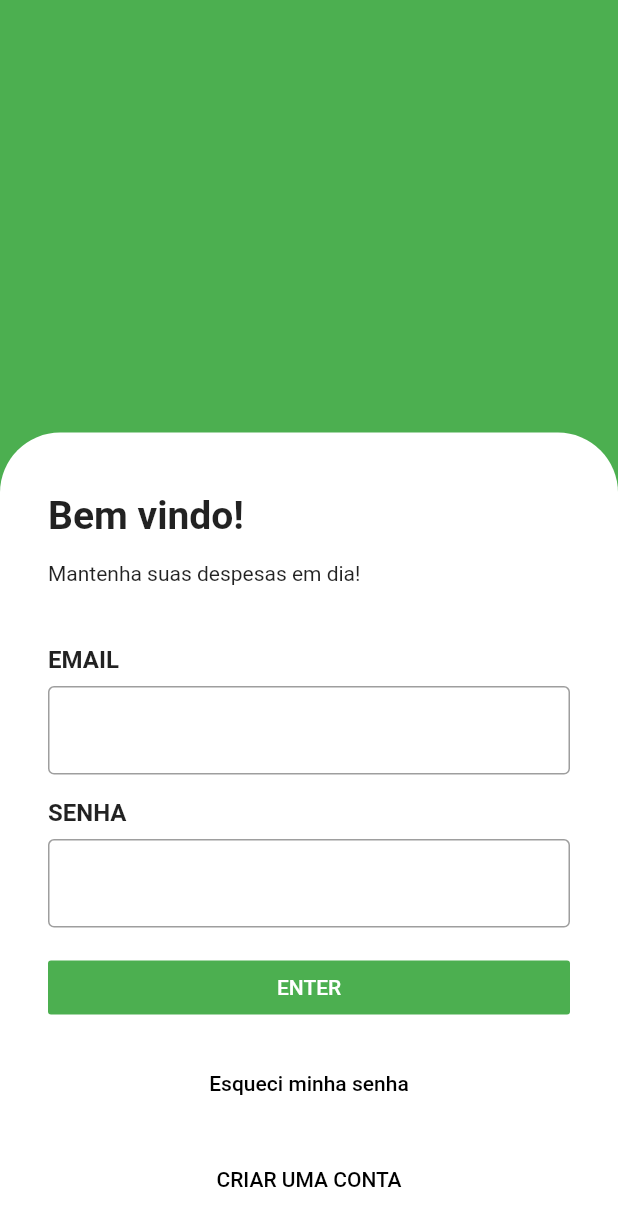
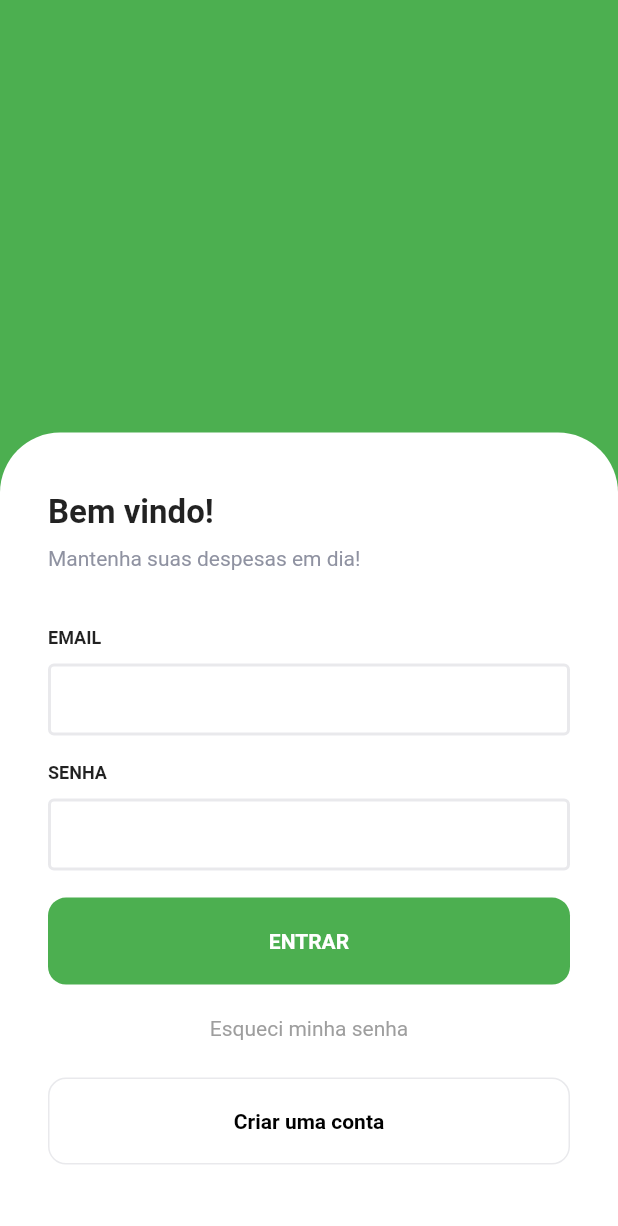
Before and after one commit to Vinicius-C-Castro/ReggistreApp, a Flutter app: the screen it shows after launch, on a phone screen of 412 x 824 dp. Shown: the top 1226 px of the screen. Run offline on Flutter 3.47's test engine with Material 2 defaults, Android fonts, the phone set to English and light mode, and no system bars.

Commit message:
feat: Componentização dos botões

```diff
--- a/lib/modules/login/login_page.dart
+++ b/lib/modules/login/login_page.dart
@@ -1,3 +1,4 @@
+import 'widgets/flat_button_expanded.dart';
 import 'widgets/input_text_widget.dart';
 import 'package:flutter/material.dart';
 
@@ -38,70 +39,52 @@ class _LoginPageState extends State<LoginPage> {
                     child: Column(
                       crossAxisAlignment: CrossAxisAlignment.start,
                       children: [
-                        Text("Bem vindo!", style: TextStyle(fontWeight: FontWeight.bold, fontSize: 26)),
+                        Text(
+                            "Bem vindo!",
+                            style: TextStyle(fontWeight: FontWeight.w700, fontSize: 22)
+                        ),
                         SizedBox(
-                          height: 16,
+                          height: 10,
                         ),
-                        Text("Mantenha suas despesas em dia!"),
+                        Text(
+                          "Mantenha suas despesas em dia!",
+                          style: TextStyle(
+                              fontSize: 14,
+                              fontWeight: FontWeight.w400,
+                              color: Color(0xFF8F92A1)
+                          ),
+                        ),
                         SizedBox(
-                          height: 40 ,
+                          height: 38 ,
                         ),
                         InputTextWidget(label: "EMAIL"),
                         SizedBox(
-                          height: 16 ,
+                          height: 18 ,
                         ),
                         InputTextWidget(label: "SENHA"),
                         SizedBox(
-                          height: 16 ,
+                          height: 18 ,
                         ),
-                        Row(
-                          children: [
-                            Expanded(
-                              child: FlatButton(
-                                onPressed: null,
-                                child: Text(
-                                  "ENTER",
-                                  style: TextStyle(color: Colors.white),
-                                ),
-                                color: Colors.green,
-                                onLongPress: () {},
-                              ),
-                            ),
-                          ],
+                        FlatButtonExpanded(
+                          label: "ENTRAR",
+                          onTap: (){},
+                          type: FlatButtonExpandedType.fill,
                         ),
                         SizedBox(
-                          height: 16 ,
+                          height: 18 ,
                         ),
-                        Row(
-                          children: [
-                            Expanded(
-                              child: FlatButton(
-                                onPressed: null,
-                                child: Text(
-                                  "Esqueci minha senha",
-                                  style: TextStyle(color: Colors.black),
-                                ),
-                                onLongPress: () {},
-                              ),
-                            ),
-                          ],
+                        FlatButtonExpanded(
+                          label: "Esqueci minha senha",
+                          onTap: (){},
+                          type: FlatButtonExpandedType.none,
                         ),
                         SizedBox(
-                          height: 16 ,
+                          height: 22,
                         ),
-                        Row(
-                          children: [
-                            Expanded(
-                              child: FlatButton(
-                                onPressed: null,
-                                child: Text(
-                                  "CRIAR UMA CONTA",
-                                  style: TextStyle(color: Colors.black),
-                                ),
-                                onLongPress: () {},
-                              ),
-                            ),
-                          ],
+                        FlatButtonExpanded(
+                          label: "Criar uma conta",
+                          onTap: (){},
+                          type: FlatButtonExpandedType.outline,
                         ),
                       ],
                     ),
--- /dev/null
+++ b/lib/modules/login/widgets/flat_button_expanded.dart
@@ -0,0 +1,68 @@
+import 'package:flutter/material.dart';
+
+enum FlatButtonExpandedType{
+  fill, none, outline
+}
+
+class FlatButtonExpanded extends StatelessWidget {
+  final String label;
+  final FlatButtonExpandedType type;
+  final VoidCallback onTap;
+
+  const FlatButtonExpanded({
+    Key key,
+    @required this.label,
+    @required this.onTap,
+    this.type = FlatButtonExpandedType.fill,
+  }) : super(key: key);
+
+  static const _config = {
+    FlatButtonExpandedType.fill: {
+      "color": Colors.green,
+      "textStyle": TextStyle(color: Colors.white, fontWeight: FontWeight.bold, fontSize: 14),
+      "border": null,
+      "height": 58.0,
+    },
+    FlatButtonExpandedType.none: {
+      "color": Colors.transparent,
+      "textStyle": TextStyle(color: Colors.grey, fontSize: 14),
+      "border": null,
+      "height": 22.0,
+    },
+    FlatButtonExpandedType.outline: {
+      "color": Colors.transparent,
+      "textStyle": TextStyle(color: Colors.black , fontWeight: FontWeight.bold, fontSize: 14 ),
+      "border": const Border.fromBorderSide(BorderSide(color: Color.fromRGBO(143, 146, 161, 0.2))),
+      "height": 58.0,
+    },
+  };
+
+  Color get backgroundColor => _config[type]['color'];
+  TextStyle get textStyle => _config[type]['textStyle'];
+  BoxBorder get border => _config[type]['border'];
+  double get height => _config[type]['height'];
+
+  @override
+  Widget build(BuildContext context) {
+    final size = MediaQuery.of(context).size;
+
+    return InkWell(
+      onTap: onTap,
+      child: Container(
+        width: size.width,
+        height: height,
+        decoration: BoxDecoration(
+          color: backgroundColor,
+          borderRadius: BorderRadius.circular(12),
+          border: border
+        ),
+        child: Center(
+          child: Text(
+            label,
+            style: textStyle,
+          ),
+        ),
+      ),
+    );
+  }
+}
--- a/lib/modules/login/widgets/input_text_widget.dart
+++ b/lib/modules/login/widgets/input_text_widget.dart
@@ -1,4 +1,3 @@
-import 'package:flutter/cupertino.dart';
 import 'package:flutter/material.dart';
 
 class InputTextWidget extends StatelessWidget {
@@ -8,17 +7,35 @@ class InputTextWidget extends StatelessWidget {
     @required this.label
   }) : super(key: key);
 
+  InputBorder get inputBorder =>  OutlineInputBorder(
+    borderRadius: BorderRadius.circular(4),
+      borderSide: BorderSide(
+          color: Color.fromRGBO(143, 146, 161, 0.2),
+          width: 2
+      )
+  );
+
   @override
   Widget build(BuildContext context) {
     return Column(
       crossAxisAlignment: CrossAxisAlignment.start,
       children: [
         Padding(
-          padding: const EdgeInsets.only(bottom: 8),
-          child: Text(this.label, style: TextStyle(fontWeight: FontWeight.bold, fontSize: 16)),
+          padding: const EdgeInsets.only(bottom: 10),
+          child: Text(label, style: TextStyle(fontWeight: FontWeight.w700, fontSize: 12)),
         ),
-        TextField(
-            decoration: InputDecoration(border: OutlineInputBorder())
+        Container(
+          height: 48,
+          child: TextField(
+              decoration: InputDecoration(
+                  border: inputBorder,
+                enabledBorder: inputBorder,
+                disabledBorder: inputBorder,
+                errorBorder: inputBorder,
+                focusedBorder: inputBorder,
+                focusedErrorBorder: inputBorder
+              )
+          ),
         ),
       ],
     );
```
